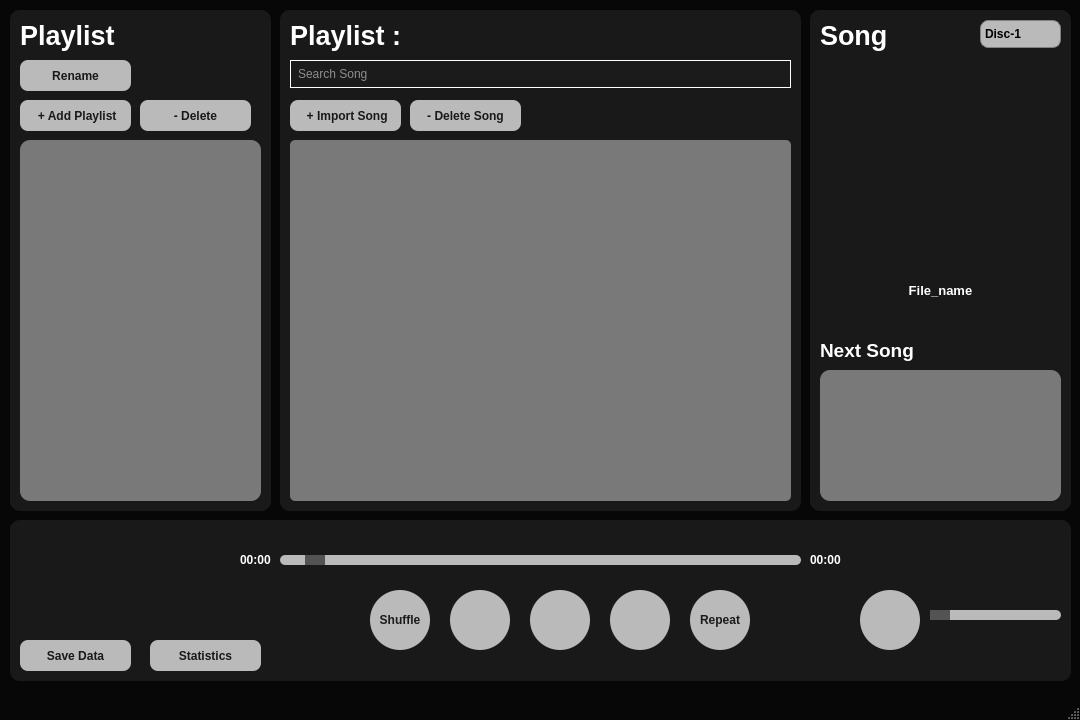
Qt form mainwindow.ui (Kantisaranucheep/Audify_3) before a commit.
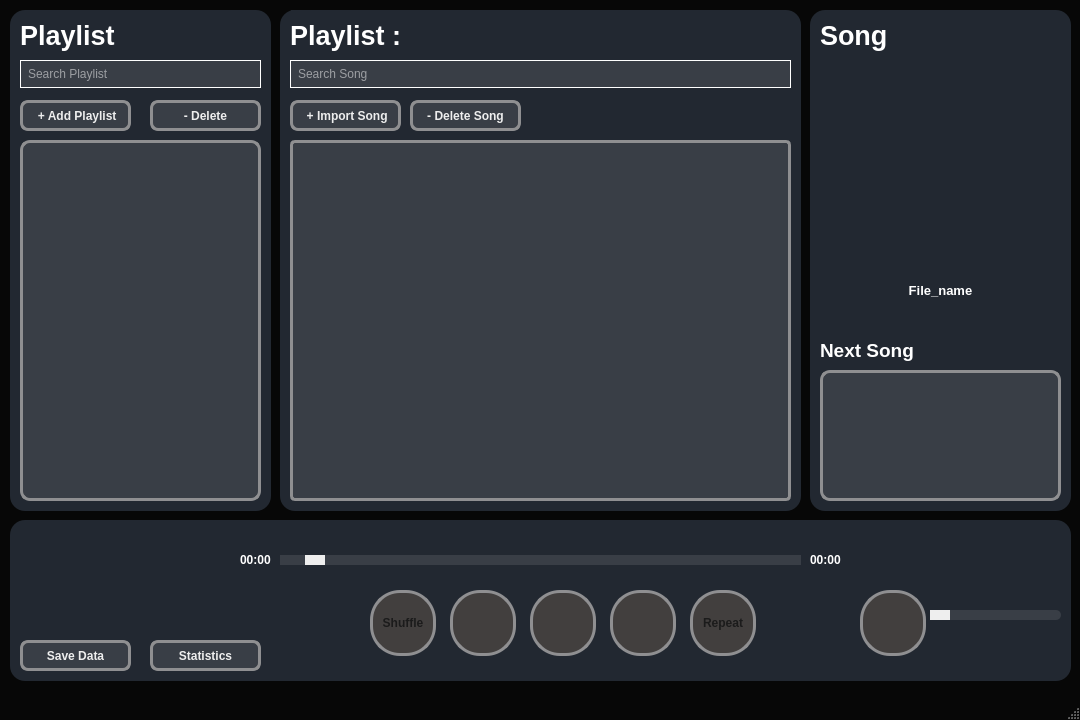
The same form after that commit.

What changed in the file:
```diff
--- a/mainwindow.ui
+++ b/mainwindow.ui
@@ -30,8 +30,9 @@
     </property>
     <property name="styleSheet">
      <string notr="true">QFrame{
-	background-color:rgb(25, 25, 25);
-  border-radius: 10px;
+
+  background-color:rgb(34, 40, 49);
+  border-radius: 15px;
 }</string>
     </property>
     <property name="frameShape">
@@ -77,21 +78,18 @@
      </property>
      <property name="styleSheet">
       <string notr="true">QPushButton{
-
-border: none;
+border: 3px solid #8f8f91;
 border-radius:8px;
-background-color:rgb(186, 186, 186);
-color:rgb(25, 25, 25);
+background-color:rgb(57, 62, 70);
+color:rgb(238, 238, 238);
 font-weight: bold;
-
 padding:0px;
-
-
 }
 
 QPushButton:Hover{
 background-color:rgb(140,140,140);
-}</string>
+}
+</string>
      </property>
      <property name="text">
       <string> + Add Playlist</string>
@@ -108,17 +106,18 @@
      </property>
      <property name="styleSheet">
       <string notr="true">QListWidget{
-background-color: rgb(121, 121, 121);
+border: 3px solid #8f8f91;
+background-color:rgb(57, 62, 70);
                           border-radius: 10px;
-
-
 }
+
  QListWidget::item {
+border: 2px solid #8f8f91;
         margin:5px;
 border-radius: 10px;
 height: 80px;
-background-color:rgb(29, 29, 29);
-color:rgb(255, 255, 255);
+background-color:rgb(34, 40, 49);
+color:rgb(238, 238, 238);
 font-weight: bold;
 
 
@@ -131,7 +130,7 @@
     <widget class="QPushButton" name="pushdelplaylist_2">
      <property name="geometry">
       <rect>
-       <x>130</x>
+       <x>140</x>
        <y>90</y>
        <width>111</width>
        <height>31</height>
@@ -140,10 +139,10 @@
      <property name="styleSheet">
       <string notr="true">QPushButton{
 
-border: none;
+border: 3px solid #8f8f91;
 border-radius:8px;
-background-color:rgb(186, 186, 186);
-color:rgb(25, 25, 25);
+background-color:rgb(57, 62, 70);
+color:rgb(238, 238, 238);
 font-weight: bold;
 
 padding:0px;
@@ -159,35 +158,41 @@
       <string> - Delete </string>
      </property>
     </widget>
-    <widget class="QPushButton" name="pushrename">
+    <widget class="QLineEdit" name="lineEdit_2">
      <property name="geometry">
       <rect>
        <x>10</x>
        <y>50</y>
-       <width>111</width>
-       <height>31</height>
+       <width>241</width>
+       <height>28</height>
       </rect>
      </property>
+     <property name="autoFillBackground">
+      <bool>false</bool>
+     </property>
      <property name="styleSheet">
-      <string notr="true">QPushButton{
+      <string notr="true">QLineEdit {
+    border: 1px solid rgb(255, 255, 255);
+    border-radius: 20px;
+    color: white; /* Change font color to white */
+	background-color:rgb(57, 62, 70);
+    padding-left: 5px;
+    padding-right: 20px;
+}
 
-border: none;
-border-radius:8px;
-background-color:rgb(186, 186, 186);
-color:rgb(25, 25, 25);
-font-weight: bold;
-
-padding:0px;
-
-
+QLineEdit::hover {
+    border: 2px solid rgb(255, 255, 255);
 }
 
-QPushButton:Hover{
-background-color:rgb(140,140,140);
+QLineEdit::focus {
+    border: 2px solid rgb(255, 255, 255);
 }</string>
      </property>
      <property name="text">
-      <string>Rename</string>
+      <string/>
+     </property>
+     <property name="placeholderText">
+      <string>Search Playlist</string>
      </property>
     </widget>
    </widget>
@@ -202,8 +207,8 @@
     </property>
     <property name="styleSheet">
      <string notr="true">QFrame{
-	background-color:rgb(25, 25, 25);
-  border-radius: 10px;
+  background-color:rgb(34, 40, 49);
+  border-radius: 15px;
 }</string>
     </property>
     <property name="frameShape">
@@ -223,17 +228,19 @@
      </property>
      <property name="styleSheet">
       <string notr="true">QListWidget{
-background-color: rgb(121, 121, 121);
-                          border-radius: 15px;
-
-
+border: 3px solid #8f8f91;
+background-color:rgb(57, 62, 70);
+                          border-radius: 10px;
 }
+
  QListWidget::item {
+border: 2px solid #8f8f91;
+
         margin:5px;
 border-radius: 10px;
 height: 50px;
-background-color:rgb(29, 29, 29);
-color:rgb(255, 255, 255);
+background-color:rgb(34, 40, 49);
+color:rgb(238, 238, 238);
 font-weight: bold;
 
 
@@ -260,10 +267,10 @@
      <property name="styleSheet">
       <string notr="true">QPushButton{
 
-border: none;
+border: 3px solid #8f8f91;
 border-radius:8px;
-background-color:rgb(186, 186, 186);
-color:rgb(25, 25, 25);
+background-color:rgb(57, 62, 70);
+color:rgb(238, 238, 238);
 font-weight: bold;
 
 padding:0px;
@@ -291,10 +298,10 @@
      <property name="styleSheet">
       <string notr="true">QPushButton{
 
-border: none;
+border: 3px solid #8f8f91;
 border-radius:8px;
-background-color:rgb(186, 186, 186);
-color:rgb(25, 25, 25);
+background-color:rgb(57, 62, 70);
+color:rgb(238, 238, 238);
 font-weight: bold;
 
 padding:0px;
@@ -341,8 +348,8 @@
     <widget class="QLabel" name="total_duration">
      <property name="geometry">
       <rect>
-       <x>380</x>
-       <y>10</y>
+       <x>350</x>
+       <y>90</y>
        <width>121</width>
        <height>31</height>
       </rect>
@@ -369,7 +376,7 @@
     <widget class="QLabel" name="total_song">
      <property name="geometry">
       <rect>
-       <x>420</x>
+       <x>260</x>
        <y>90</y>
        <width>91</width>
        <height>31</height>
@@ -415,7 +422,7 @@
     border: 1px solid rgb(255, 255, 255);
     border-radius: 20px;
     color: white; /* Change font color to white */
-    background-color: rgb(27, 27, 27);
+	background-color:rgb(57, 62, 70);
     padding-left: 5px;
     padding-right: 20px;
 }
@@ -444,8 +451,8 @@
     </property>
     <property name="styleSheet">
      <string notr="true">QFrame{
-	background-color:rgb(25, 25, 25);
-  border-radius: 10px;
+  background-color:rgb(34, 40, 49);
+  border-radius: 15px;
 }</string>
     </property>
     <property name="frameShape">
@@ -535,17 +542,17 @@
      </property>
      <property name="styleSheet">
       <string notr="true">QListWidget{
-background-color: rgb(121, 121, 121);
+border: 3px solid #8f8f91;
+background-color:rgb(57, 62, 70);
                           border-radius: 10px;
-
-
 }
+
  QListWidget::item {
         margin:8px;
 border-radius: 10px;
 height: 75px;
-background-color:rgb(29, 29, 29);
-color:rgb(255, 255, 255);
+background-color:rgb(34, 40, 49);
+color:rgb(238, 238, 238);
 font-weight: bold;
 
 
@@ -587,67 +594,6 @@
       <string>Next Song</string>
      </property>
     </widget>
-    <widget class="QComboBox" name="combodisc">
-     <property name="geometry">
-      <rect>
-       <x>170</x>
-       <y>10</y>
-       <width>81</width>
-       <height>28</height>
-      </rect>
-     </property>
-     <property name="font">
-      <font>
-       <bold>true</bold>
-      </font>
-     </property>
-     <property name="styleSheet">
-      <string notr="true">QComboBox {
-    border: 1px solid gray;
-    border-radius: 8px;
-    min-width: 3em;
-background-color: rgb(186, 186, 186);
-}
-
-QComboBox:on {
-    border-bottom-left-radius: 0px;
-    border-bottom-right-radius: 0px;
-}
-
-QComboBox QAbstractItemView {
-    border-bottom-right-radius: 8px;
-    border-bottom-left-radius: 8px;
-    background-color: rgb(186, 186, 186);
-    border: 1px solid gray;
-    box-shadow: transparent;
-    padding: 1px 1px 1px 1px
-}
-
-QComboBox::drop-down {
-    border-color: transparent;
-}</string>
-     </property>
-     <item>
-      <property name="text">
-       <string>Disc-1</string>
-      </property>
-     </item>
-     <item>
-      <property name="text">
-       <string>Disc-2</string>
-      </property>
-     </item>
-     <item>
-      <property name="text">
-       <string>Disc-3</string>
-      </property>
-     </item>
-     <item>
-      <property name="text">
-       <string>Disc-4</string>
-      </property>
-     </item>
-    </widget>
     <zorder>label_4</zorder>
     <zorder>label_File_Name</zorder>
     <zorder>label_2</zorder>
@@ -666,8 +612,9 @@
     </property>
     <property name="styleSheet">
      <string notr="true">QFrame{
-	background-color:rgb(25, 25, 25);
-  border-radius: 10px;
+
+  background-color:rgb(34, 40, 49);
+  border-radius: 15px;
 }</string>
     </property>
     <property name="frameShape">
@@ -681,16 +628,16 @@
       <rect>
        <x>520</x>
        <y>70</y>
-       <width>60</width>
-       <height>60</height>
+       <width>66</width>
+       <height>66</height>
       </rect>
      </property>
      <property name="styleSheet">
       <string notr="true">QPushButton{
 
-border: none;
+border: 3px solid #8f8f91;
 border-radius:30px;
-background-color:rgb(186, 186, 186);
+background-color:rgb(66, 63, 62);
 color:rgb(53, 255, 42);
 min-width: 60px;
 max-width: 60px;
@@ -698,7 +645,6 @@
 max-height: 60px;
 padding:0px;
 
-
 }
 
 QPushButton:Hover{
@@ -714,17 +660,17 @@
       <rect>
        <x>440</x>
        <y>70</y>
-       <width>60</width>
-       <height>60</height>
+       <width>66</width>
+       <height>66</height>
       </rect>
      </property>
      <property name="styleSheet">
       <string notr="true">QPushButton{
 
-border: none;
+border: 3px solid #8f8f91;
 border-radius:30px;
-background-color:rgb(186, 186, 186);
-color:rgb(53, 255, 42);
+background-color:rgb(66, 63, 62);
+color:rgb(255, 255, 255);
 min-width: 60px;
 max-width: 60px;
 min-height: 60px;
@@ -748,16 +694,16 @@
       <rect>
        <x>600</x>
        <y>70</y>
-       <width>60</width>
-       <height>60</height>
+       <width>66</width>
+       <height>66</height>
       </rect>
      </property>
      <property name="styleSheet">
       <string notr="true">QPushButton{
 
-border: none;
+border: 3px solid #8f8f91;
 border-radius:30px;
-background-color:rgb(186, 186, 186);
+background-color:rgb(66, 63, 62);
 color:rgb(53, 255, 42);
 min-width: 60px;
 max-width: 60px;
@@ -791,12 +737,12 @@
      <property name="styleSheet">
       <string notr="true">QSlider::groove:horizontal {
                 border: none;
-                background-color:rgb(186, 186, 186);
+                background-color:rgb(57, 62, 70);
                 height: 10px;
                 border-radius: 5px;
    }
 QSlider::handle:horizontal {
-                background-color: rgb(83, 83, 83);
+                background-color: rgb(238, 238, 238);
                 width: 20px;
                 border-radius: 10px;
   }</string>
@@ -822,16 +768,16 @@
       <rect>
        <x>850</x>
        <y>70</y>
-       <width>60</width>
-       <height>60</height>
+       <width>66</width>
+       <height>66</height>
       </rect>
      </property>
      <property name="styleSheet">
       <string notr="true">QPushButton{
 
-border: none;
+border: 3px solid #8f8f91;
 border-radius:30px;
-background-color:rgb(186, 186, 186);
+background-color:rgb(66, 63, 62);
 color:rgb(53, 255, 42);
 min-width: 60px;
 max-width: 60px;
@@ -855,16 +801,16 @@
       <rect>
        <x>680</x>
        <y>70</y>
-       <width>60</width>
-       <height>60</height>
+       <width>66</width>
+       <height>66</height>
       </rect>
      </property>
      <property name="styleSheet">
       <string notr="true">QPushButton{
 
-border: none;
+border: 3px solid #8f8f91;
 border-radius:30px;
-background-color:rgb(186, 186, 186);
+background-color:rgb(66, 63, 62);
 color:rgb(27, 27, 27);
 min-width: 60px;
 max-width: 60px;
@@ -890,16 +836,15 @@
       <rect>
        <x>360</x>
        <y>70</y>
-       <width>60</width>
-       <height>60</height>
+       <width>66</width>
+       <height>66</height>
       </rect>
      </property>
      <property name="styleSheet">
       <string notr="true">QPushButton{
-
-border: none;
+border: 3px solid #8f8f91;
 border-radius:30px;
-background-color:rgb(186, 186, 186);
+background-color:rgb(66, 63, 62);
 color:rgb(27, 27, 27);
 font-weight: bold;
 min-width: 60px;
@@ -908,12 +853,12 @@
 max-height: 60px;
 padding:0px;
 
-
 }
 
 QPushButton:Hover{
 background-color:rgb(140,140,140);
-}</string>
+}
+</string>
      </property>
      <property name="text">
       <string>Shuffle</string>
@@ -934,15 +879,16 @@
      <property name="styleSheet">
       <string notr="true">QSlider::groove:horizontal {
                 border: none;
-                background-color: rgb(186, 186, 186);
+                background-color:rgb(57, 62, 70);
                 height: 10px;
-                border-radius: 5px;
+                border-radius: 15px;
    }
 QSlider::handle:horizontal {
-                background-color: rgb(83, 83, 83);
+                background-color: rgb(238, 238, 238);
                 width: 20px;
-                border-radius: 10px;
-  }</string>
+                border-radius: 15px;
+  }
+</string>
      </property>
      <property name="minimum">
       <number>0</number>
@@ -1013,17 +959,13 @@
      </property>
      <property name="styleSheet">
       <string notr="true">QPushButton{
-
-border: none;
+border: 3px solid #8f8f91;
 border-radius:8px;
-background-color:rgb(186, 186, 186);
-color:rgb(25, 25, 25);
+background-color:rgb(57, 62, 70);
+color:rgb(238, 238, 238);
 font-weight: bold;
+padding:0px;}
 
-padding:0px;
-
-
-}
 
 QPushButton:Hover{
 background-color:rgb(140,140,140);
@@ -1044,17 +986,12 @@
      </property>
      <property name="styleSheet">
       <string notr="true">QPushButton{
-
-border: none;
+border: 3px solid #8f8f91;
 border-radius:8px;
-background-color:rgb(186, 186, 186);
-color:rgb(25, 25, 25);
+background-color:rgb(57, 62, 70);
+color:rgb(238, 238, 238);
 font-weight: bold;
-
-padding:0px;
-
-
-}
+padding:0px;}
 
 QPushButton:Hover{
 background-color:rgb(140,140,140);
```
Left out of the diff: 3 changed lines with no effect on the pictures.
